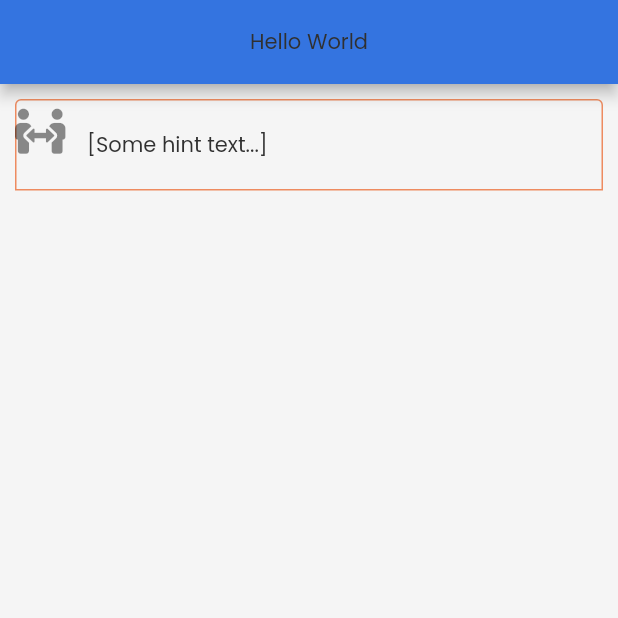
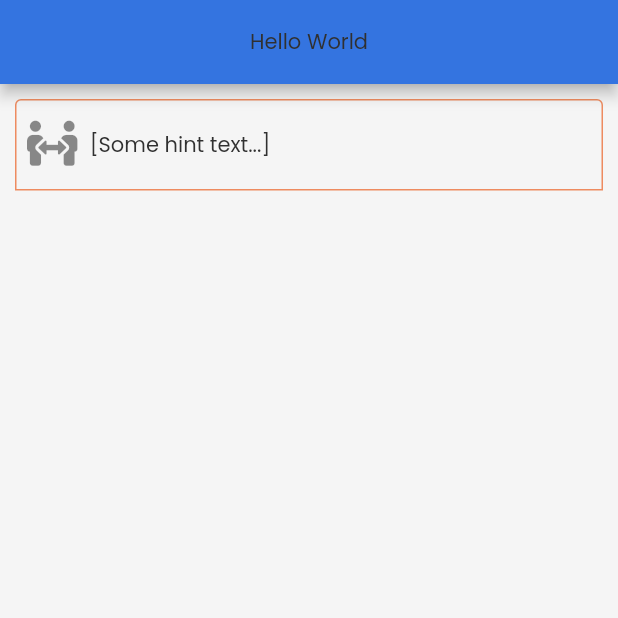
Before and after one commit to hariprasadms/testgitdeploy, a Flutter app: the screen it shows after launch, on a phone screen of 412 x 824 dp, the top half of it. Run offline on Flutter 3.47's test engine with Material 2 defaults, Android fonts, the phone set to English and light mode, and no system bars; our stand-ins replace auto_size_text, font_awesome_flutter, google_fonts, page_transition, timeago; missing offline and left inert: json_path.

Commit message:
padding added to awsome icon

```diff
--- a/lib/home_page/home_page_widget.dart
+++ b/lib/home_page/home_page_widget.dart
@@ -70,9 +70,12 @@ class _HomePageWidgetState extends State<HomePageWidget> {
                       topRight: Radius.circular(4.0),
                     ),
                   ),
-                  prefixIcon: FaIcon(
-                    FontAwesomeIcons.peopleArrows,
-                    size: 30,
+                  prefixIcon: Padding(
+                    padding: const EdgeInsets.all(8.0),
+                    child: FaIcon(
+                      FontAwesomeIcons.peopleArrows,
+                      size: 30,
+                    ),
                   ),
                 ),
                 style: FlutterFlowTheme.bodyText1,
```
